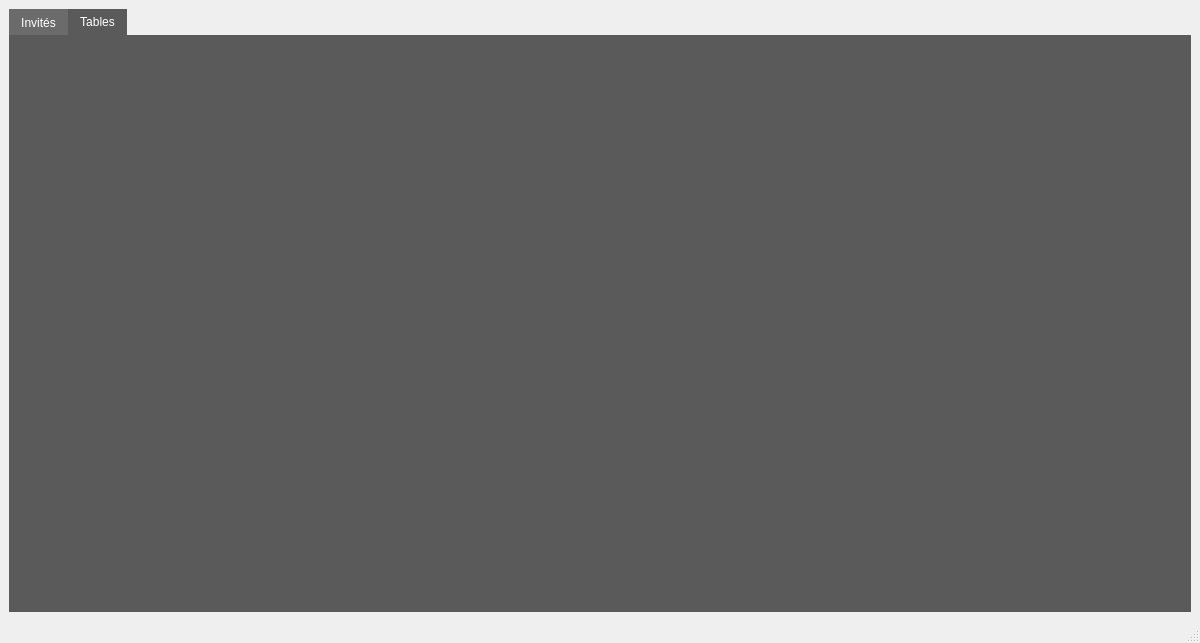
This is Dhia/mainwindow.ui in dhiaabdelli1/Wedding_planner_2A1 as Qt 5 draws it before an edit. The edited form follows.
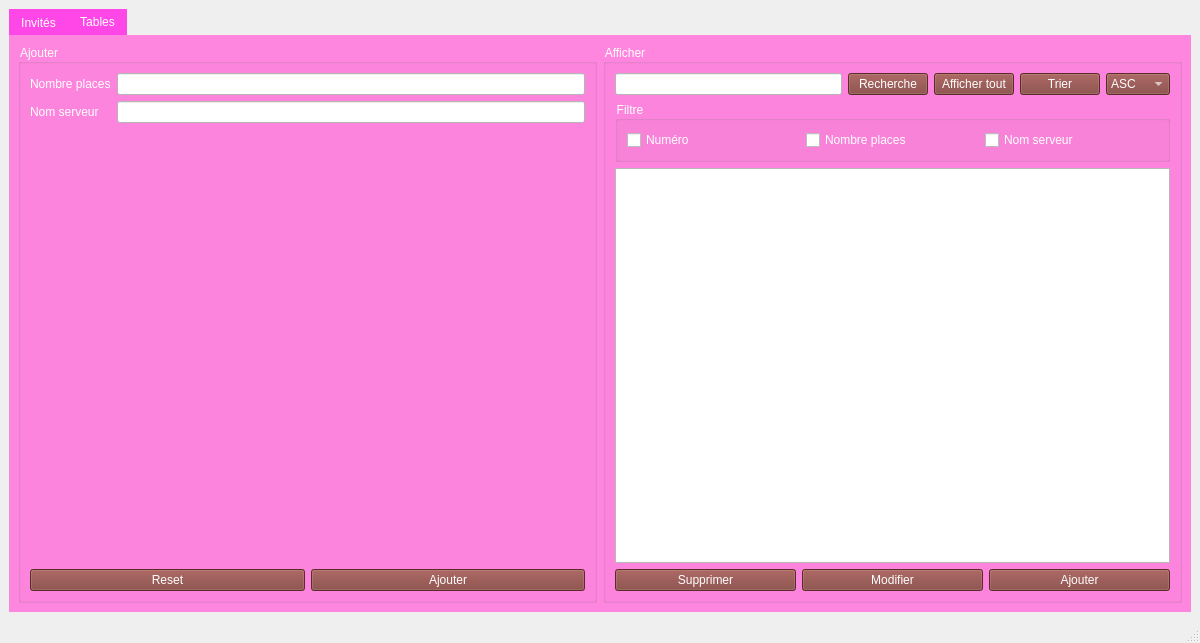
This is the edited form. The open tabs and pages were chosen to show the change.

Commit message: added second table and added funtcions + controle de saisie

Diff of the .ui file:
```diff
--- a/Dhia/mainwindow.ui
+++ b/Dhia/mainwindow.ui
@@ -26,23 +26,28 @@
       <property name="styleSheet">
        <string notr="true">QTabWidget:pane {
 border:4px;
-background-color:rgb(90, 90, 90);
+background-color:rgb(255, 134, 223);
 
 
 }
 
 QTabBar::tab:selected {
 color:  rgb(255, 255, 255);
-background-color: rgb(90, 90, 90);
+background-color: rgb(255, 70, 230);
+font: 8pt &quot;Forte&quot;;
 }
 
 QTabBar::tab:!selected {
 color: rgb(255,255,255);
-background-color:  rgb(107, 107, 107);
+background-color:  rgb(255, 70, 230);
+font: 8pt &quot;Forte&quot;;
 
 }
 
 
+
+
+
 </string>
       </property>
       <property name="currentIndex">
@@ -730,7 +735,445 @@
        </attribute>
        <layout class="QHBoxLayout" name="horizontalLayout_5">
         <item>
-         <layout class="QHBoxLayout" name="horizontalLayout_4"/>
+         <widget class="QGroupBox" name="groupBox_6">
+          <property name="styleSheet">
+           <string notr="true">font: 8pt &quot;Forte&quot;;
+color:rgb(255,255,255);</string>
+          </property>
+          <property name="title">
+           <string>Ajouter</string>
+          </property>
+          <layout class="QVBoxLayout" name="verticalLayout_6">
+           <item>
+            <layout class="QVBoxLayout" name="verticalLayout_5">
+             <item>
+              <layout class="QFormLayout" name="formLayout_2">
+               <item row="0" column="0">
+                <widget class="QLabel" name="nombrePlacesLabel">
+                 <property name="text">
+                  <string>Nombre places</string>
+                 </property>
+                </widget>
+               </item>
+               <item row="0" column="1">
+                <widget class="QLineEdit" name="nombrePlacesLineEdit">
+                 <property name="styleSheet">
+                  <string notr="true">background-color:rgb(255,255,255);
+color:rgb(0,0,0);</string>
+                 </property>
+                </widget>
+               </item>
+               <item row="1" column="0">
+                <widget class="QLabel" name="nomServeurLabel">
+                 <property name="text">
+                  <string>Nom serveur</string>
+                 </property>
+                </widget>
+               </item>
+               <item row="1" column="1">
+                <widget class="QLineEdit" name="nomServeurLineEdit">
+                 <property name="styleSheet">
+                  <string notr="true">background-color:rgb(255,255,255);
+color:rgb(0,0,0);</string>
+                 </property>
+                </widget>
+               </item>
+              </layout>
+             </item>
+             <item>
+              <layout class="QHBoxLayout" name="horizontalLayout_10">
+               <item>
+                <widget class="QPushButton" name="pushButton_4">
+                 <property name="styleSheet">
+                  <string notr="true">QPushButton:!hover{
+background-color:rgb(127, 60, 55);
+
+
+}
+
+QPushButton:hover{
+background-color:rgb(107, 107, 107);
+
+
+}
+QPushButton:click{
+background-color:rgb(90, 90, 90);
+
+
+}
+
+
+QPushButton:hover{
+font: 8pt &quot;Forte&quot;;
+}
+
+QPushButton:!hover{
+font: 8pt &quot;Forte&quot;;
+}
+</string>
+                 </property>
+                 <property name="text">
+                  <string>Reset</string>
+                 </property>
+                </widget>
+               </item>
+               <item>
+                <widget class="QPushButton" name="pushButton_5">
+                 <property name="styleSheet">
+                  <string notr="true">QPushButton:!hover{
+background-color:rgb(127, 60, 55);
+
+
+}
+
+QPushButton:hover{
+background-color:rgb(107, 107, 107);
+
+
+}
+QPushButton:click{
+background-color:rgb(90, 90, 90);
+
+
+}
+
+
+QPushButton:hover{
+font: 8pt &quot;Forte&quot;;
+}
+
+QPushButton:!hover{
+font: 8pt &quot;Forte&quot;;
+}
+</string>
+                 </property>
+                 <property name="text">
+                  <string>Ajouter</string>
+                 </property>
+                </widget>
+               </item>
+              </layout>
+             </item>
+            </layout>
+           </item>
+          </layout>
+         </widget>
+        </item>
+        <item>
+         <layout class="QHBoxLayout" name="horizontalLayout_4">
+          <item>
+           <widget class="QGroupBox" name="groupBox_5">
+            <property name="styleSheet">
+             <string notr="true">font: 8pt &quot;Forte&quot;;
+color:rgb(255,255,255);</string>
+            </property>
+            <property name="title">
+             <string>Afficher</string>
+            </property>
+            <layout class="QVBoxLayout" name="verticalLayout_8">
+             <item>
+              <layout class="QVBoxLayout" name="verticalLayout_7">
+               <item>
+                <layout class="QHBoxLayout" name="horizontalLayout_14">
+                 <item>
+                  <widget class="QLineEdit" name="lineEdit">
+                   <property name="styleSheet">
+                    <string notr="true">QLineEdit
+{
+
+background-color: rgb(255,255,255);
+color:rgb(0,0,0);
+}</string>
+                   </property>
+                  </widget>
+                 </item>
+                 <item>
+                  <widget class="QPushButton" name="pushButton_9">
+                   <property name="styleSheet">
+                    <string notr="true">QPushButton:!hover{
+background-color:rgb(127, 60, 55);
+
+
+}
+
+QPushButton:hover{
+background-color:rgb(107, 107, 107);
+
+
+}
+QPushButton:click{
+background-color:rgb(90, 90, 90);
+
+
+}
+
+
+QPushButton:hover{
+font: 8pt &quot;Forte&quot;;
+}
+
+QPushButton:!hover{
+font: 8pt &quot;Forte&quot;;
+}
+</string>
+                   </property>
+                   <property name="text">
+                    <string>Recherche</string>
+                   </property>
+                  </widget>
+                 </item>
+                 <item>
+                  <widget class="QPushButton" name="pushButton_10">
+                   <property name="styleSheet">
+                    <string notr="true">QPushButton:!hover{
+background-color:rgb(127, 60, 55);
+
+
+}
+
+QPushButton:hover{
+background-color:rgb(107, 107, 107);
+
+
+}
+QPushButton:click{
+background-color:rgb(90, 90, 90);
+
+
+}
+
+
+QPushButton:hover{
+font: 8pt &quot;Forte&quot;;
+}
+
+QPushButton:!hover{
+font: 8pt &quot;Forte&quot;;
+}
+</string>
+                   </property>
+                   <property name="text">
+                    <string>Afficher tout</string>
+                   </property>
+                  </widget>
+                 </item>
+                 <item>
+                  <widget class="QPushButton" name="pushButton_11">
+                   <property name="styleSheet">
+                    <string notr="true">QPushButton:!hover{
+background-color:rgb(127, 60, 55);
+
+
+}
+
+QPushButton:hover{
+background-color:rgb(107, 107, 107);
+
+
+}
+QPushButton:click{
+background-color:rgb(90, 90, 90);
+
+
+}
+
+
+QPushButton:hover{
+font: 8pt &quot;Forte&quot;;
+}
+
+QPushButton:!hover{
+font: 8pt &quot;Forte&quot;;
+}
+</string>
+                   </property>
+                   <property name="text">
+                    <string>Trier</string>
+                   </property>
+                  </widget>
+                 </item>
+                 <item>
+                  <widget class="QComboBox" name="comboBox_tables">
+                   <property name="styleSheet">
+                    <string notr="true">background-color:rgb(127, 60, 55);;</string>
+                   </property>
+                   <item>
+                    <property name="text">
+                     <string>ASC</string>
+                    </property>
+                   </item>
+                   <item>
+                    <property name="text">
+                     <string>DESC</string>
+                    </property>
+                   </item>
+                  </widget>
+                 </item>
+                </layout>
+               </item>
+              </layout>
+             </item>
+             <item>
+              <widget class="QGroupBox" name="groupBox_7">
+               <property name="title">
+                <string>Filtre</string>
+               </property>
+               <layout class="QHBoxLayout" name="horizontalLayout_19">
+                <item>
+                 <layout class="QHBoxLayout" name="horizontalLayout_18">
+                  <item>
+                   <widget class="QCheckBox" name="checkBox_numero">
+                    <property name="text">
+                     <string>Numéro</string>
+                    </property>
+                   </widget>
+                  </item>
+                 </layout>
+                </item>
+                <item>
+                 <widget class="QCheckBox" name="checkBox_nombre">
+                  <property name="text">
+                   <string>Nombre places</string>
+                  </property>
+                 </widget>
+                </item>
+                <item>
+                 <widget class="QCheckBox" name="checkBox_nomserv">
+                  <property name="text">
+                   <string>Nom serveur</string>
+                  </property>
+                 </widget>
+                </item>
+               </layout>
+              </widget>
+             </item>
+             <item>
+              <layout class="QHBoxLayout" name="horizontalLayout_16">
+               <item>
+                <widget class="QTableView" name="tableView_2">
+                 <property name="styleSheet">
+                  <string notr="true">color:tgb(0,0,0);</string>
+                 </property>
+                </widget>
+               </item>
+              </layout>
+             </item>
+             <item>
+              <layout class="QHBoxLayout" name="horizontalLayout_17">
+               <item>
+                <widget class="QPushButton" name="pushButton_7">
+                 <property name="styleSheet">
+                  <string notr="true">QPushButton:!hover{
+background-color:rgb(127, 60, 55);
+
+
+}
+
+QPushButton:hover{
+background-color:rgb(107, 107, 107);
+
+
+}
+QPushButton:click{
+background-color:rgb(90, 90, 90);
+
+
+}
+
+
+QPushButton:hover{
+font: 8pt &quot;Forte&quot;;
+}
+
+QPushButton:!hover{
+font: 8pt &quot;Forte&quot;;
+}
+</string>
+                 </property>
+                 <property name="text">
+                  <string>Supprimer</string>
+                 </property>
+                </widget>
+               </item>
+               <item>
+                <widget class="QPushButton" name="pushButton_6">
+                 <property name="styleSheet">
+                  <string notr="true">QPushButton:!hover{
+background-color:rgb(127, 60, 55);
+
+
+}
+
+QPushButton:hover{
+background-color:rgb(107, 107, 107);
+
+
+}
+QPushButton:click{
+background-color:rgb(90, 90, 90);
+
+
+}
+
+
+QPushButton:hover{
+font: 8pt &quot;Forte&quot;;
+}
+
+QPushButton:!hover{
+font: 8pt &quot;Forte&quot;;
+}
+</string>
+                 </property>
+                 <property name="text">
+                  <string>Modifier</string>
+                 </property>
+                 <property name="checkable">
+                  <bool>true</bool>
+                 </property>
+                </widget>
+               </item>
+               <item>
+                <widget class="QPushButton" name="pushButton_8">
+                 <property name="styleSheet">
+                  <string notr="true">QPushButton:!hover{
+background-color:rgb(127, 60, 55);
+
+
+}
+
+QPushButton:hover{
+background-color:rgb(107, 107, 107);
+
+
+}
+QPushButton:click{
+background-color:rgb(90, 90, 90);
+
+
+}
+
+
+QPushButton:hover{
+font: 8pt &quot;Forte&quot;;
+}
+
+QPushButton:!hover{
+font: 8pt &quot;Forte&quot;;
+}
+</string>
+                 </property>
+                 <property name="text">
+                  <string>Ajouter</string>
+                 </property>
+                </widget>
+               </item>
+              </layout>
+             </item>
+            </layout>
+           </widget>
+          </item>
+         </layout>
         </item>
        </layout>
       </widget>
```
Left out of the diff: 295 changed lines with no effect on the pictures. The commit also changes 12 other files.
